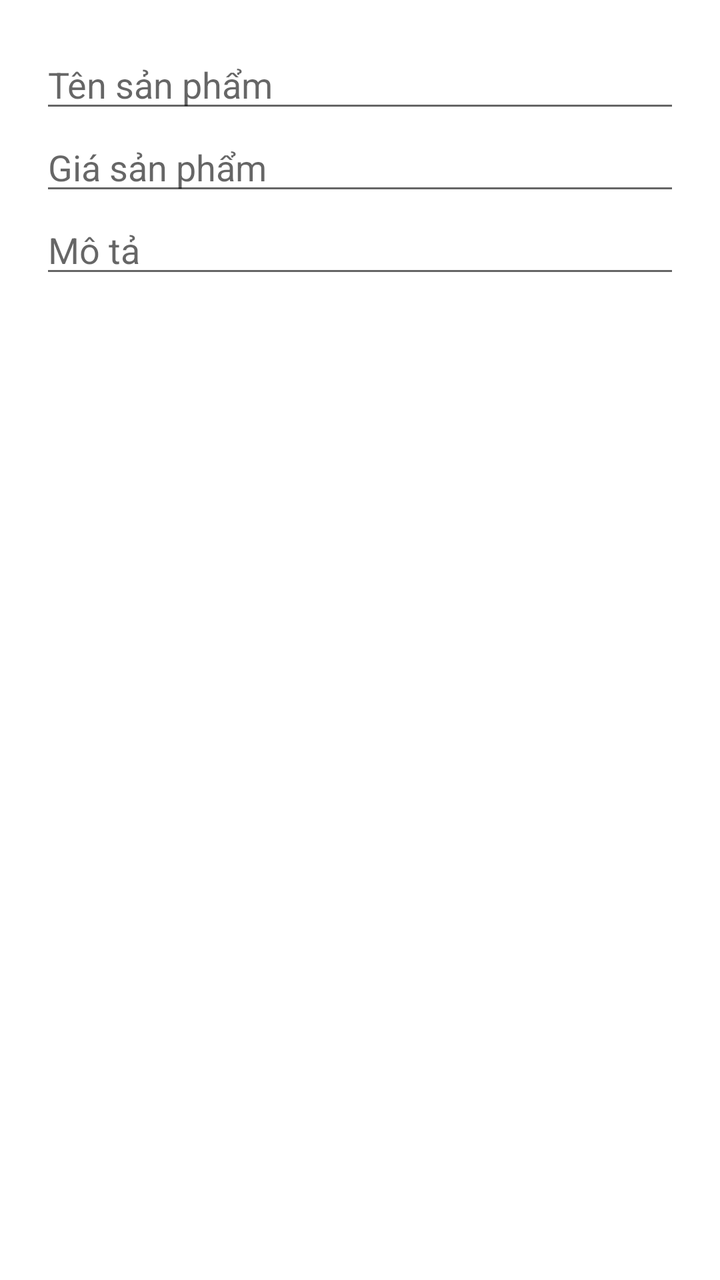
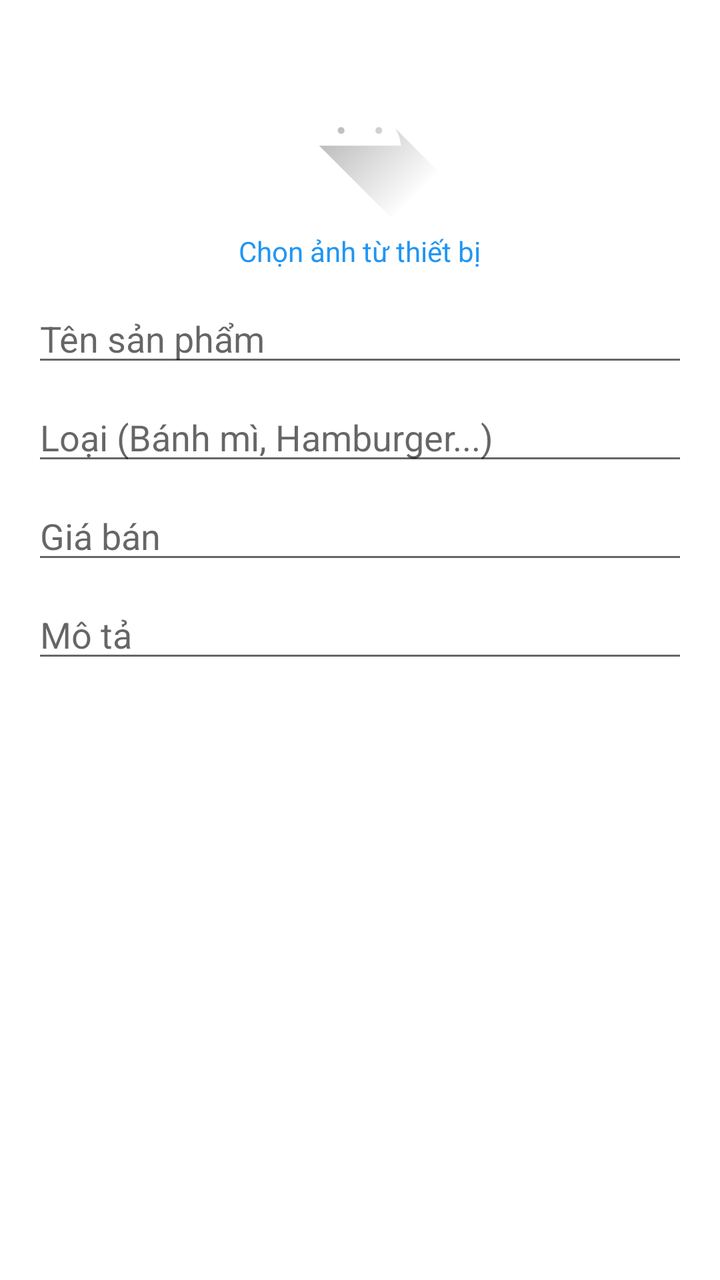

Two renders of the same Android screen: before a commit and after it. Below are the layout's source before the change and the commit's diff.
<!-- AndroidManifest.xml: application theme Theme.Banhmiviet -->
<!-- res/layout/dialog_add_edit_product.xml -->
<?xml version="1.0" encoding="utf-8"?>
<LinearLayout xmlns:android="http://schemas.android.com/apk/res/android"
    android:layout_width="match_parent"
    android:layout_height="wrap_content"
    android:orientation="vertical"
    android:padding="20dp">

    <EditText
        android:id="@+id/edtProductName"
        android:layout_width="match_parent"
        android:layout_height="wrap_content"
        android:hint="Tên sản phẩm" />

    <EditText
        android:id="@+id/edtProductPrice"
        android:layout_width="match_parent"
        android:layout_height="wrap_content"
        android:inputType="numberDecimal"
        android:hint="Giá sản phẩm" />

    <EditText
        android:id="@+id/edtProductDesc"
        android:layout_width="match_parent"
        android:layout_height="wrap_content"
        android:hint="Mô tả" />
</LinearLayout>
<!-- resources referenced by this layout -->
<resources>
  <style name="Theme.Banhmiviet" parent="Theme.MaterialComponents.DayNight.DarkActionBar">
          
          <item name="colorPrimary">@color/purple_500</item>
          <item name="colorPrimaryVariant">@color/purple_700</item>
          <item name="colorOnPrimary">@color/white</item>
          
          <item name="colorSecondary">@color/teal_200</item>
          <item name="colorSecondaryVariant">@color/teal_700</item>
          <item name="colorOnSecondary">@color/black</item>
          
          <item name="android:statusBarColor">?attr/colorPrimaryVariant</item>
          
      </style>
  <color name="purple_500">#FF6200EE</color>
  <color name="purple_700">#FF3700B3</color>
  <color name="white">#FFFFFFFF</color>
  <color name="teal_200">#FF03DAC5</color>
  <color name="teal_700">#FF018786</color>
  <color name="black">#FF000000</color>
</resources>

<!-- the commit's change to res/layout/dialog_add_edit_product.xml (unified diff, before → after) -->
@@ -1,26 +1,62 @@
 <?xml version="1.0" encoding="utf-8"?>
-<LinearLayout xmlns:android="http://schemas.android.com/apk/res/android"
+<ScrollView xmlns:android="http://schemas.android.com/apk/res/android"
     android:layout_width="match_parent"
-    android:layout_height="wrap_content"
-    android:orientation="vertical"
-    android:padding="20dp">
+    android:layout_height="wrap_content">
 
-    <EditText
-        android:id="@+id/edtProductName"
+    <LinearLayout
         android:layout_width="match_parent"
         android:layout_height="wrap_content"
-        android:hint="Tên sản phẩm" />
+        android:orientation="vertical"
+        android:padding="16dp">
 
-    <EditText
-        android:id="@+id/edtProductPrice"
-        android:layout_width="match_parent"
-        android:layout_height="wrap_content"
-        android:inputType="numberDecimal"
-        android:hint="Giá sản phẩm" />
+        <ImageView
+            android:id="@+id/imgPreviewProduct"
+            android:layout_width="96dp"
+            android:layout_height="96dp"
+            android:layout_gravity="center_horizontal"
+            android:scaleType="centerCrop"
+            android:src="@drawable/ic_launcher_foreground" />
 
-    <EditText
-        android:id="@+id/edtProductDesc"
-        android:layout_width="match_parent"
-        android:layout_height="wrap_content"
-        android:hint="Mô tả" />
-</LinearLayout>
+        <TextView
+            android:id="@+id/btnChooseImage"
+            android:layout_width="wrap_content"
+            android:layout_height="wrap_content"
+            android:text="Chọn ảnh từ thiết bị"
+            android:textColor="#2196F3"
+            android:layout_gravity="center_horizontal"
+            android:paddingTop="4dp"
+            android:paddingBottom="12dp" />
+
+        <EditText
+            android:id="@+id/edtProductName"
+            android:layout_width="match_parent"
+            android:layout_height="wrap_content"
+            android:hint="Tên sản phẩm"
+            android:inputType="textPersonName" />
+
+        <EditText
+            android:id="@+id/edtProductCategory"
+            android:layout_width="match_parent"
+            android:layout_height="wrap_content"
+            android:hint="Loại (Bánh mì, Hamburger...)"
+            android:inputType="text"
+            android:layout_marginTop="8dp" />
+
+        <EditText
+            android:id="@+id/edtProductPrice"
+            android:layout_width="match_parent"
+            android:layout_height="wrap_content"
+            android:hint="Giá bán"
+            android:inputType="numberDecimal"
+            android:layout_marginTop="8dp" />
+
+        <EditText
+            android:id="@+id/edtProductDesc"
+            android:layout_width="match_parent"
+            android:layout_height="wrap_content"
+            android:hint="Mô tả"
+            android:inputType="textMultiLine"
+            android:layout_marginTop="8dp" />
+
+    </LinearLayout>
+</ScrollView>
<!-- resource entries referenced after the edit -->
@@ -1,5 +1,36 @@
 <!-- resources referenced by this layout -->
 <resources>
+  <!-- drawable ic_launcher_foreground (drawable) -->
+  <vector xmlns:android="http://schemas.android.com/apk/res/android"
+      xmlns:aapt="http://schemas.android.com/aapt"
+      android:width="108dp"
+      android:height="108dp"
+      android:viewportWidth="108"
+      android:viewportHeight="108">
+      <path android:pathData="M31,63.928c0,0 6.4,-11 12.1,-13.1c7.2,-2.6 26,-1.4 26,-1.4l38.1,38.1L107,108.928l-32,-1L31,63.928z">
+          <aapt:attr name="android:fillColor">
+              <gradient
+                  android:endX="85.84757"
+                  android:endY="92.4963"
+                  android:startX="42.9492"
+                  android:startY="49.59793"
+                  android:type="linear">
+                  <item
+                      android:color="#44000000"
+                      android:offset="0.0" />
+                  <item
+                      android:color="#00000000"
+                      android:offset="1.0" />
+              </gradient>
+          </aapt:attr>
+      </path>
+      <path
+          android:fillColor="#FFFFFF"
+          android:fillType="nonZero"
+          android:pathData="M65.3,45.828l3.8,-6.6c0.2,-0.4 0.1,-0.9 -0.3,-1.1c-0.4,-0.2 -0.9,-0.1 -1.1,0.3l-3.9,6.7c-6.3,-2.8 -13.4,-2.8 -19.7,0l-3.9,-6.7c-0.2,-0.4 -0.7,-0.5 -1.1,-0.3C38.8,38.328 38.7,38.828 38.9,39.228l3.8,6.6C36.2,49.428 31.7,56.028 31,63.928h46C76.3,56.028 71.8,49.428 65.3,45.828zM43.4,57.328c-0.8,0 -1.5,-0.5 -1.8,-1.2c-0.3,-0.7 -0.1,-1.5 0.4,-2.1c0.5,-0.5 1.4,-0.7 2.1,-0.4c0.7,0.3 1.2,1 1.2,1.8C45.3,56.528 44.5,57.328 43.4,57.328L43.4,57.328zM64.6,57.328c-0.8,0 -1.5,-0.5 -1.8,-1.2s-0.1,-1.5 0.4,-2.1c0.5,-0.5 1.4,-0.7 2.1,-0.4c0.7,0.3 1.2,1 1.2,1.8C66.5,56.528 65.6,57.328 64.6,57.328L64.6,57.328z"
+          android:strokeWidth="1"
+          android:strokeColor="#00000000" />
+  </vector>
   <style name="Theme.Banhmiviet" parent="Theme.MaterialComponents.DayNight.DarkActionBar">
           
           <item name="colorPrimary">@color/purple_500</item>
